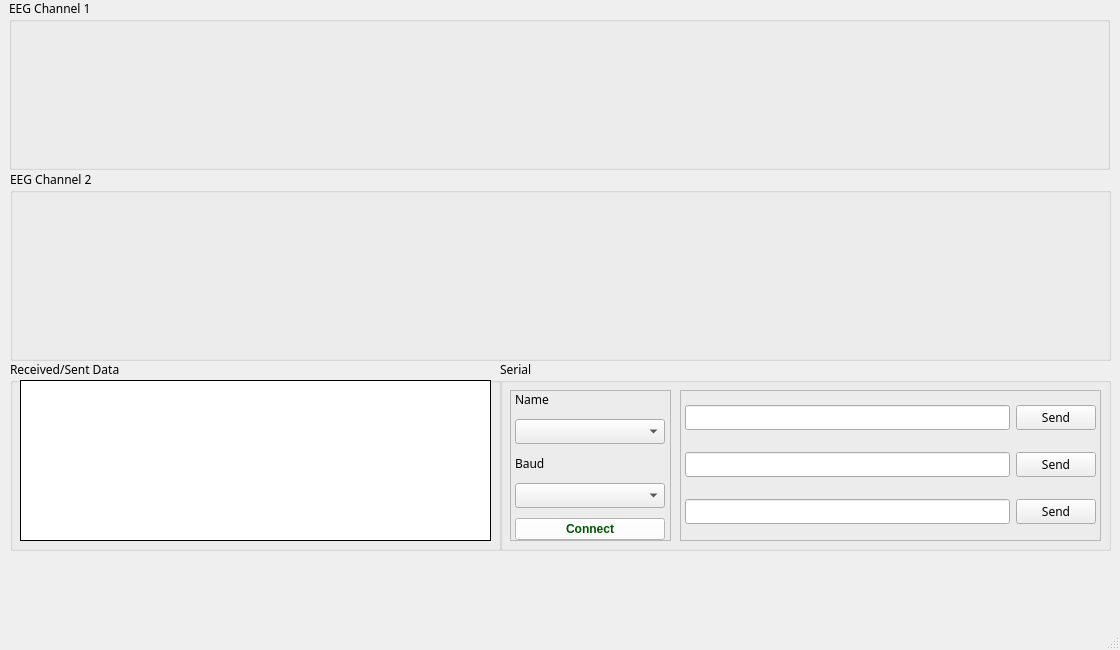
First picture: the form in src/software/src/GUI/eeg-viewer-v104/mainwindow.ui, repository trngzng/human-emotion-recognition-based-on-eeg, before the edit.
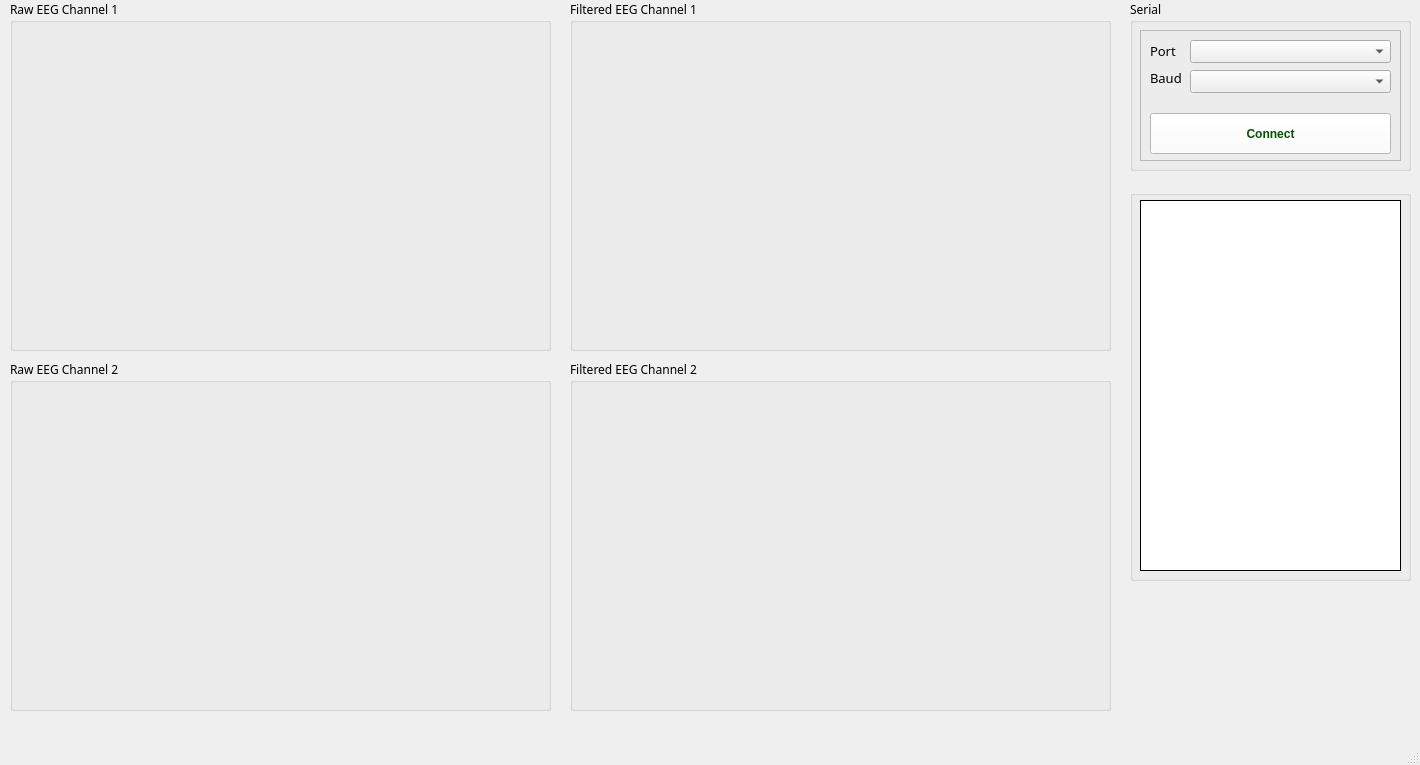
Second picture: the form after the edit.

Commit message: wip: The GUI sometime freezes and I wonder why :))

Patch:
```diff
--- a/src/software/src/GUI/eeg-viewer-v104/mainwindow.ui
+++ b/src/software/src/GUI/eeg-viewer-v104/mainwindow.ui
@@ -6,14 +6,14 @@
    <rect>
     <x>0</x>
     <y>0</y>
-    <width>1120</width>
-    <height>650</height>
+    <width>1420</width>
+    <height>765</height>
    </rect>
   </property>
   <property name="minimumSize">
    <size>
     <width>1120</width>
-    <height>650</height>
+    <height>200</height>
    </size>
   </property>
   <property name="maximumSize">
@@ -45,10 +45,10 @@
    <widget class="QFrame" name="frSerialConnection">
     <property name="geometry">
      <rect>
-      <x>500</x>
-      <y>360</y>
-      <width>611</width>
-      <height>191</height>
+      <x>1130</x>
+      <y>0</y>
+      <width>281</width>
+      <height>171</height>
      </rect>
     </property>
     <property name="frameShape">
@@ -62,8 +62,8 @@
       <rect>
        <x>0</x>
        <y>0</y>
-       <width>611</width>
-       <height>191</height>
+       <width>281</width>
+       <height>171</height>
       </rect>
      </property>
      <property name="maximumSize">
@@ -75,101 +75,13 @@
      <property name="title">
       <string>Serial</string>
      </property>
-     <widget class="QFrame" name="frSerialSend">
-      <property name="geometry">
-       <rect>
-        <x>180</x>
-        <y>30</y>
-        <width>421</width>
-        <height>151</height>
-       </rect>
-      </property>
-      <property name="frameShape">
-       <enum>QFrame::Shape::StyledPanel</enum>
-      </property>
-      <property name="frameShadow">
-       <enum>QFrame::Shadow::Raised</enum>
-      </property>
-      <widget class="QWidget" name="verticalLayoutWidget_2">
-       <property name="geometry">
-        <rect>
-         <x>0</x>
-         <y>-1</y>
-         <width>421</width>
-         <height>151</height>
-        </rect>
-       </property>
-       <layout class="QVBoxLayout" name="vLoutSerialSend">
-        <item>
-         <layout class="QHBoxLayout" name="hLoutSerialSend1">
-          <property name="leftMargin">
-           <number>5</number>
-          </property>
-          <property name="rightMargin">
-           <number>5</number>
-          </property>
-          <item>
-           <widget class="QLineEdit" name="lnInputSend1"/>
-          </item>
-          <item>
-           <widget class="QPushButton" name="pBtnInputSend1">
-            <property name="text">
-             <string>Send</string>
-            </property>
-           </widget>
-          </item>
-         </layout>
-        </item>
-        <item>
-         <layout class="QHBoxLayout" name="hLoutSerialSend2">
-          <property name="leftMargin">
-           <number>5</number>
-          </property>
-          <property name="rightMargin">
-           <number>5</number>
-          </property>
-          <item>
-           <widget class="QLineEdit" name="lnInputSend2"/>
-          </item>
-          <item>
-           <widget class="QPushButton" name="pBtnInputSend_2">
-            <property name="text">
-             <string>Send</string>
-            </property>
-           </widget>
-          </item>
-         </layout>
-        </item>
-        <item>
-         <layout class="QHBoxLayout" name="hLoutSerialSend3">
-          <property name="leftMargin">
-           <number>5</number>
-          </property>
-          <property name="rightMargin">
-           <number>5</number>
-          </property>
-          <item>
-           <widget class="QLineEdit" name="lnInputSend_3"/>
-          </item>
-          <item>
-           <widget class="QPushButton" name="pBtnInputSend3">
-            <property name="text">
-             <string>Send</string>
-            </property>
-           </widget>
-          </item>
-         </layout>
-        </item>
-       </layout>
-      </widget>
-     </widget>
      <widget class="QFrame" name="frSerialConnect">
       <property name="geometry">
        <rect>
         <x>10</x>
         <y>30</y>
-        <width>161</width>
-        <height>151</height>
+        <width>261</width>
+        <height>131</height>
        </rect>
       </property>
       <property name="frameShape">
@@ -178,70 +90,94 @@
       <property name="frameShadow">
        <enum>QFrame::Shadow::Raised</enum>
       </property>
-      <widget class="QWidget" name="verticalLayoutWidget">
+      <widget class="QLabel" name="lblSerialName">
        <property name="geometry">
         <rect>
-         <x>0</x>
-         <y>0</y>
-         <width>160</width>
-         <height>155</height>
+         <x>10</x>
+         <y>10</y>
+         <width>51</width>
+         <height>21</height>
         </rect>
        </property>
-       <layout class="QVBoxLayout" name="vLoutSerialConnect">
-        <property name="spacing">
-         <number>10</number>
-        </property>
-        <property name="leftMargin">
-         <number>5</number>
-        </property>
-        <property name="rightMargin">
-         <number>5</number>
-        </property>
-        <property name="bottomMargin">
-         <number>5</number>
-        </property>
-        <item>
-         <widget class="QLabel" name="lblSerialName">
-          <property name="text">
-           <string>Name</string>
-          </property>
-         </widget>
-        </item>
-        <item>
-         <widget class="QComboBox" name="cBSerialName"/>
-        </item>
-        <item>
-         <widget class="QLabel" name="lblSerialBaud">
-          <property name="text">
-           <string>Baud</string>
-          </property>
-         </widget>
-        </item>
-        <item>
-         <widget class="QComboBox" name="cBSerialBaud"/>
-        </item>
-        <item>
-         <widget class="QPushButton" name="pBtnSerialConnect">
-          <property name="font">
-           <font>
-            <family>Segoe UI</family>
-            <bold>true</bold>
-            <strikeout>false</strikeout>
-           </font>
-          </property>
-          <property name="autoFillBackground">
-           <bool>false</bool>
-          </property>
-          <property name="styleSheet">
-           <string notr="true">background-color: rgb(255, 255, 255);
+       <property name="font">
+        <font>
+         <family>Montserrat</family>
+         <pointsize>10</pointsize>
+         <bold>false</bold>
+         <strikeout>false</strikeout>
+        </font>
+       </property>
+       <property name="text">
+        <string>Port</string>
+       </property>
+      </widget>
+      <widget class="QComboBox" name="cBSerialName">
+       <property name="geometry">
+        <rect>
+         <x>50</x>
+         <y>10</y>
+         <width>201</width>
+         <height>23</height>
+        </rect>
+       </property>
+      </widget>
+      <widget class="QLabel" name="lblSerialBaud">
+       <property name="geometry">
+        <rect>
+         <x>10</x>
+         <y>40</y>
+         <width>41</width>
+         <height>16</height>
+        </rect>
+       </property>
+       <property name="font">
+        <font>
+         <family>Montserrat</family>
+         <pointsize>10</pointsize>
+         <bold>false</bold>
+         <strikeout>false</strikeout>
+        </font>
+       </property>
+       <property name="text">
+        <string>Baud</string>
+       </property>
+      </widget>
+      <widget class="QComboBox" name="cBSerialBaud">
+       <property name="geometry">
+        <rect>
+         <x>50</x>
+         <y>40</y>
+         <width>201</width>
+         <height>23</height>
+        </rect>
+       </property>
+      </widget>
+      <widget class="QPushButton" name="pBtnSerialConnect">
+       <property name="geometry">
+        <rect>
+         <x>10</x>
+         <y>83</y>
+         <width>241</width>
+         <height>41</height>
+        </rect>
+       </property>
+       <property name="font">
+        <font>
+         <family>Segoe UI</family>
+         <bold>true</bold>
+         <strikeout>false</strikeout>
+        </font>
+       </property>
+       <property name="autoFillBackground">
+        <bool>false</bool>
+       </property>
+       <property name="styleSheet">
+        <string notr="true">background-color: rgb(255, 255, 255);
 color: rgb(0, 85, 0)</string>
-          </property>
-          <property name="text">
-           <string>Connect</string>
-          </property>
-         </widget>
-        </item>
-       </layout>
+       </property>
+       <property name="text">
+        <string>Connect</string>
+       </property>
       </widget>
      </widget>
     </widget>
@@ -249,10 +185,10 @@
    <widget class="QFrame" name="frTransceivedData">
     <property name="geometry">
      <rect>
-      <x>0</x>
-      <y>360</y>
-      <width>501</width>
-      <height>191</height>
+      <x>1130</x>
+      <y>190</y>
+      <width>281</width>
+      <height>391</height>
      </rect>
     </property>
     <property name="frameShape">
@@ -264,22 +200,22 @@
     <widget class="QGroupBox" name="gBTransceivedData">
      <property name="geometry">
       <rect>
-       <x>10</x>
+       <x>0</x>
        <y>0</y>
-       <width>491</width>
-       <height>191</height>
+       <width>281</width>
+       <height>391</height>
       </rect>
      </property>
      <property name="title">
-      <string>Received/Sent Data</string>
+      <string/>
      </property>
      <widget class="QTextBrowser" name="tBrTransceivedData">
       <property name="geometry">
        <rect>
         <x>10</x>
-        <y>20</y>
-        <width>471</width>
-        <height>161</height>
+        <y>10</y>
+        <width>261</width>
+        <height>371</height>
        </rect>
       </property>
       <property name="frameShape">
@@ -294,27 +230,53 @@
    <widget class="QGroupBox" name="gBEegChannel1">
     <property name="geometry">
      <rect>
-      <x>9</x>
-      <y>-1</y>
-      <width>1101</width>
-      <height>171</height>
+      <x>10</x>
+      <y>360</y>
+      <width>541</width>
+      <height>351</height>
      </rect>
     </property>
     <property name="title">
-     <string>EEG Channel 1</string>
+     <string>Raw EEG Channel 2</string>
     </property>
    </widget>
    <widget class="QGroupBox" name="gBEegChannel2">
     <property name="geometry">
      <rect>
+      <x>570</x>
+      <y>360</y>
+      <width>541</width>
+      <height>351</height>
+     </rect>
+    </property>
+    <property name="title">
+     <string>Filtered EEG Channel 2</string>
+    </property>
+   </widget>
+   <widget class="QGroupBox" name="gBFilteredEegChannel1">
+    <property name="geometry">
+     <rect>
+      <x>570</x>
+      <y>0</y>
+      <width>541</width>
+      <height>351</height>
+     </rect>
+    </property>
+    <property name="title">
+     <string>Filtered EEG Channel 1</string>
+    </property>
+   </widget>
+   <widget class="QGroupBox" name="gBRawEegChannel1">
+    <property name="geometry">
+     <rect>
       <x>10</x>
-      <y>170</y>
-      <width>1101</width>
-      <height>191</height>
+      <y>0</y>
+      <width>541</width>
+      <height>351</height>
      </rect>
     </property>
     <property name="title">
-     <string>EEG Channel 2</string>
+     <string>Raw EEG Channel 1</string>
     </property>
    </widget>
   </widget>
```
Left out of the diff: 6 changed lines with no effect on the pictures. The commit also changes 7 other files.
